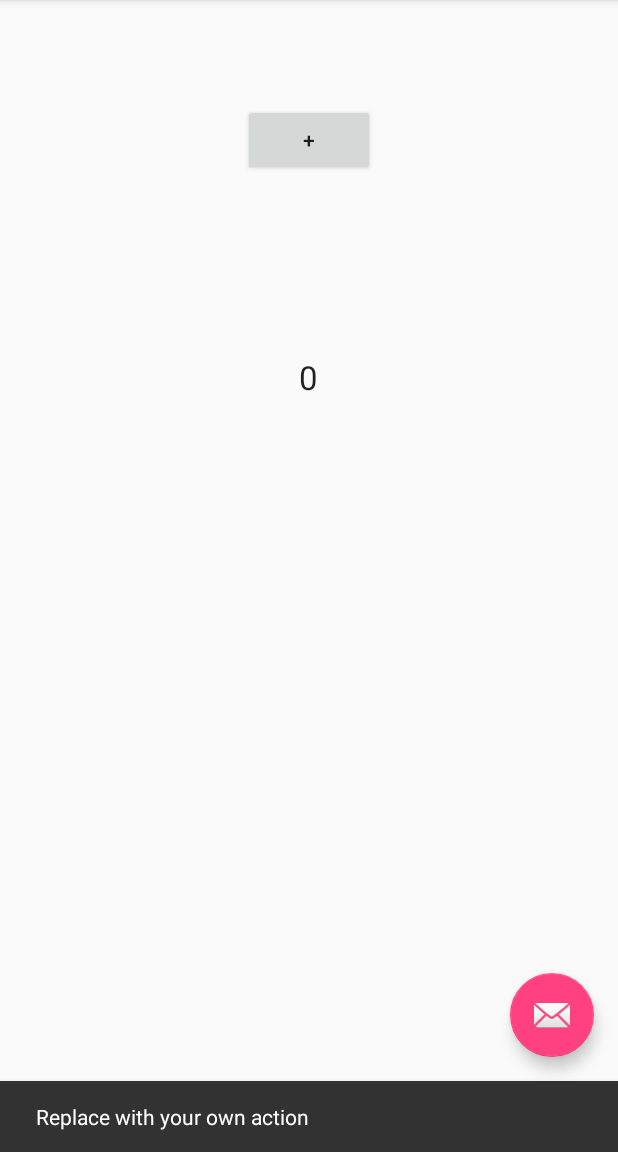
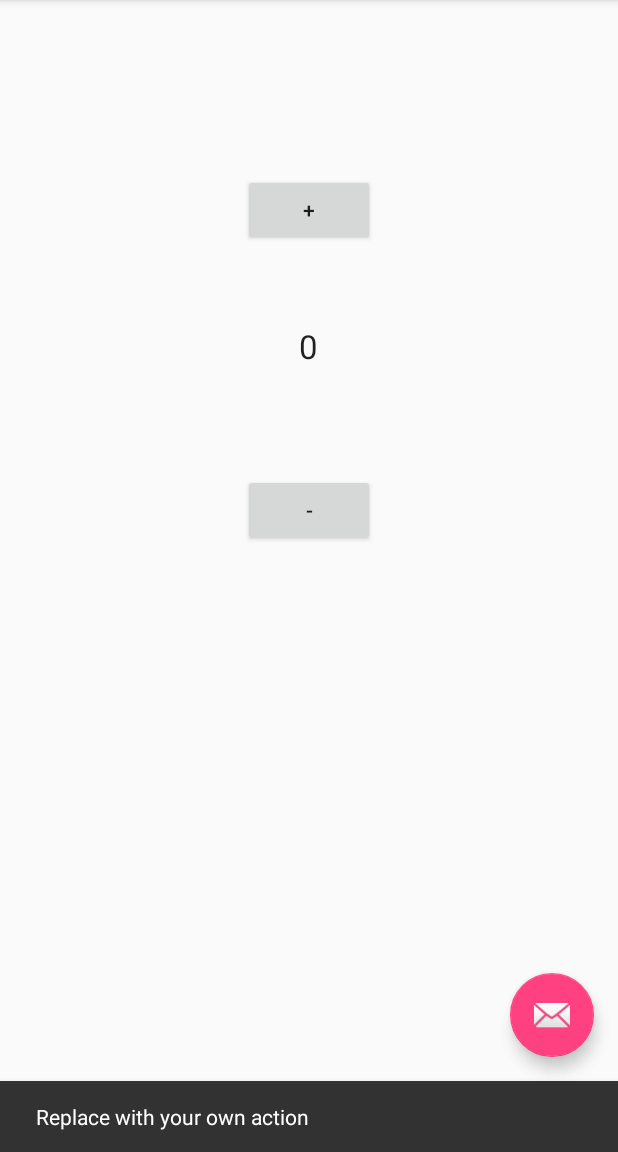
Before and after one commit to cdunmye1/SimpleButton, an Android app: the screen it shows after launch (MainActivity), after a tap on an icon or button, on a phone screen of 412 x 824 dp, the part 84-1236 px from its top. Run offline under Robolectric (Android 15) with nearby library versions, the phone set to English and light mode, and no system bars.

Commit message:
Updating the project to have a "-" button that decrements the counter value by one and displays it in the TextView.

```diff
--- a/app/src/main/java/westga/edu/simplebutton/MainActivity.java
+++ b/app/src/main/java/westga/edu/simplebutton/MainActivity.java
@@ -39,6 +39,13 @@ public class MainActivity extends AppCompatActivity {
         myTextView.setText(Integer.toString(counter));
     }
 
+    public void minusButtonOnClick(View v) {
+        TextView myTextView=(TextView)
+                findViewById(R.id.textView);
+        this.counter--;
+        myTextView.setText(Integer.toString(counter));
+    }
+
     @Override
     public boolean onCreateOptionsMenu(Menu menu) {
         // Inflate the menu; this adds items to the action bar if it is present.
--- a/app/src/main/res/layout/content_main.xml
+++ b/app/src/main/res/layout/content_main.xml
@@ -17,10 +17,10 @@
         android:layout_height="wrap_content"
         android:text="+"
         android:id="@+id/plusButton"
+        android:onClick="plusButtonOnClick"
         android:layout_alignParentTop="true"
         android:layout_centerHorizontal="true"
-        android:layout_marginTop="53dp"
-        android:onClick="plusButtonOnClick" />
+        android:layout_marginTop="100dp" />
 
     <TextView
         android:layout_width="wrap_content"
@@ -28,7 +28,17 @@
         android:textAppearance="?android:attr/textAppearanceLarge"
         android:text="0"
         android:id="@+id/textView"
-        android:layout_marginTop="119dp"
-        android:layout_below="@+id/plusButton"
-        android:layout_centerHorizontal="true" />
+        android:layout_alignParentTop="true"
+        android:layout_centerHorizontal="true"
+        android:layout_marginTop="200dp" />
+
+    <Button
+        android:layout_width="wrap_content"
+        android:layout_height="wrap_content"
+        android:text="-"
+        android:id="@+id/minusButton"
+        android:onClick="minusButtonOnClick"
+        android:layout_alignParentTop="true"
+        android:layout_centerHorizontal="true"
+        android:layout_marginTop="300dp" />
 </RelativeLayout>
```
